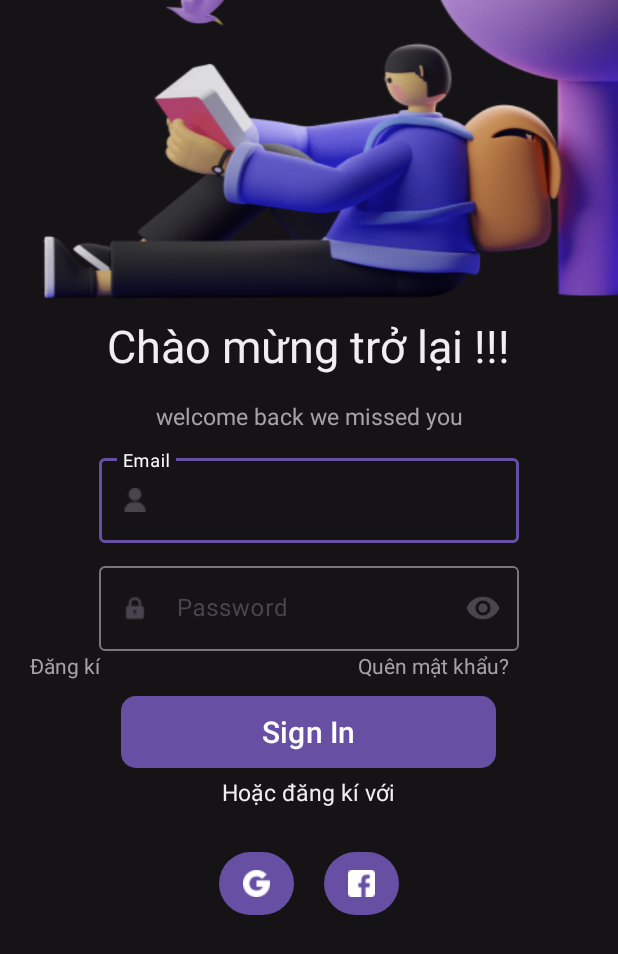
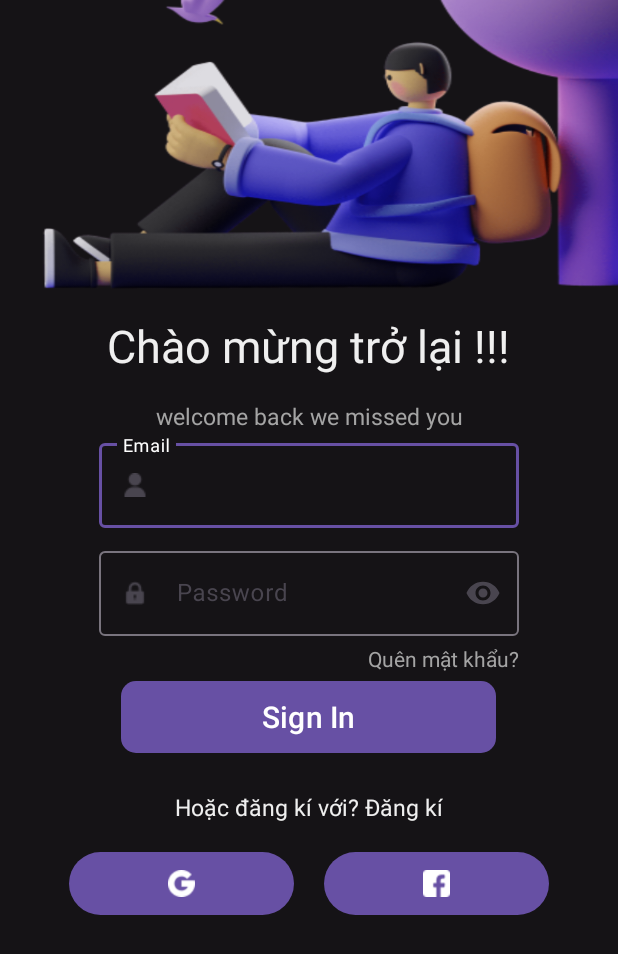
Before and after one commit to AKhoa2109/UniDocs, an Android app: the screen it shows after launch (MainActivity), on a phone screen of 412 x 824 dp. Shown: the top 954 px of the screen. Run offline under Robolectric (Android 15) with nearby library versions, the phone set to English and light mode, and no system bars.

Commit message:
Sửa giao diện login

```diff
--- a/app/src/main/AndroidManifest.xml
+++ b/app/src/main/AndroidManifest.xml
@@ -12,6 +12,9 @@
         android:supportsRtl="true"
         android:theme="@style/Theme.ProjectWebsiteBanTaiLieu"
         tools:targetApi="31">
+        <activity
+            android:name=".activity.SignIn"
+            android:exported="false" />
         <activity
             android:name=".activity.VerificationOTP"
             android:exported="false" />
--- a/app/src/main/res/layout/activity_main.xml
+++ b/app/src/main/res/layout/activity_main.xml
@@ -12,7 +12,7 @@
     <androidx.constraintlayout.widget.ConstraintLayout
         android:id="@+id/constraintLayout"
         android:layout_width="match_parent"
-        android:layout_height="300dp"
+        android:layout_height="290dp"
         android:background="@drawable/bg_login1"
         tools:ignore="MissingConstraints">
 
@@ -93,25 +93,6 @@
 
                     android:inputType="textPassword"
                     />
-
-            </com.google.android.material.textfield.TextInputLayout>
-
-            <LinearLayout
-                android:layout_width="match_parent"
-                android:layout_height="match_parent"
-                android:orientation="horizontal">
-                <TextView
-                    android:id="@+id/txtRegister"
-                    android:layout_width="wrap_content"
-                    android:layout_height="wrap_content"
-                    android:text="Đăng kí"
-                    android:textSize="14sp"
-                    android:textColor="#A4A4A4"
-                    android:layout_weight="1"
-                    android:layout_gravity="start"
-                    android:layout_marginLeft="20dp"
-                    android:layout_marginTop="5dp" />
-
                 <TextView
                     android:id="@+id/txtForgotPassword"
                     android:layout_width="wrap_content"
@@ -121,11 +102,9 @@
                     android:textColor="#A4A4A4"
                     android:layout_weight="1"
                     android:layout_gravity="end"
-                    android:layout_marginLeft="100dp"
                     android:layout_marginTop="5dp" />
 
-            </LinearLayout>
-
+            </com.google.android.material.textfield.TextInputLayout>
 
             <LinearLayout
                 android:layout_width="match_parent"
@@ -151,14 +130,29 @@
             android:layout_height="wrap_content"
             android:orientation="vertical"
             android:gravity="center">
-            <TextView
-                android:layout_width="wrap_content"
+            <LinearLayout
+                android:layout_width="match_parent"
                 android:layout_height="wrap_content"
-                android:text="Hoặc đăng kí với"
-                android:textColor="#EFEFEF"
-                android:layout_gravity="center"
-                android:textSize="15sp">
-            </TextView>
+                android:orientation="horizontal"
+                android:layout_marginTop="20dp"
+                android:gravity="center">
+                <TextView
+                    android:layout_width="wrap_content"
+                    android:layout_height="wrap_content"
+                    android:text="Hoặc đăng kí với? "
+                    android:textColor="#EFEFEF"
+                    android:textSize="15sp">
+                </TextView>
+                <TextView
+                    android:id="@+id/txtRegister"
+                    android:layout_width="wrap_content"
+                    android:layout_height="wrap_content"
+                    android:text="Đăng kí"
+                    android:textSize="15sp"
+                    android:textColor="#EFEFEF"
+                     />
+            </LinearLayout>
+
         </LinearLayout>
 
         <LinearLayout
@@ -168,7 +162,7 @@
             android:orientation="horizontal">
             <com.google.android.material.button.MaterialButton
                 android:id="@+id/btnGoogle"
-                android:layout_width="50dp"
+                android:layout_width="150dp"
                 android:layout_height="wrap_content"
                 android:textSize="16sp"
                 android:textColor="@android:color/black"
@@ -180,7 +174,7 @@
 
             <com.google.android.material.button.MaterialButton
                 android:id="@+id/btnFacebook"
-                android:layout_width="50dp"
+                android:layout_width="150dp"
                 android:layout_height="wrap_content"
                 android:textSize="16sp"
                 android:textColor="@android:color/black"
```
Also changed, not shown: app/src/main/java/vn/anhkhoa/projectwebsitebantailieu/activity/SignIn.java (added, +26 -0 lines), app/src/main/res/layout/activity_sign_in.xml (added, +10 -0 lines).
